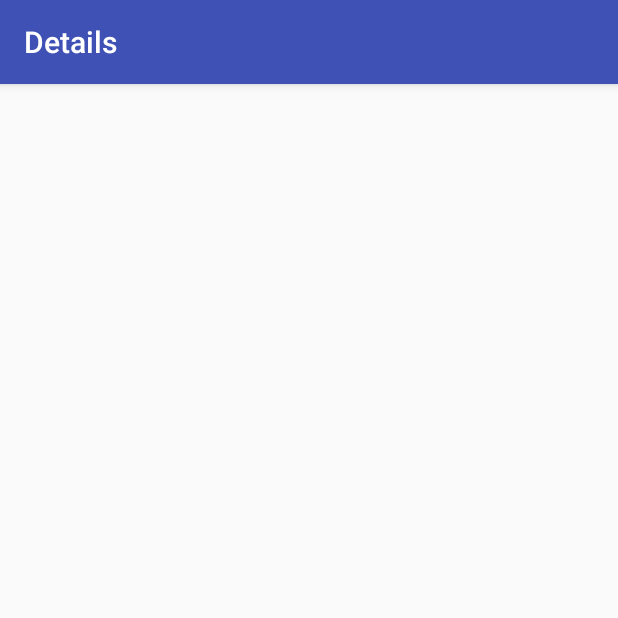
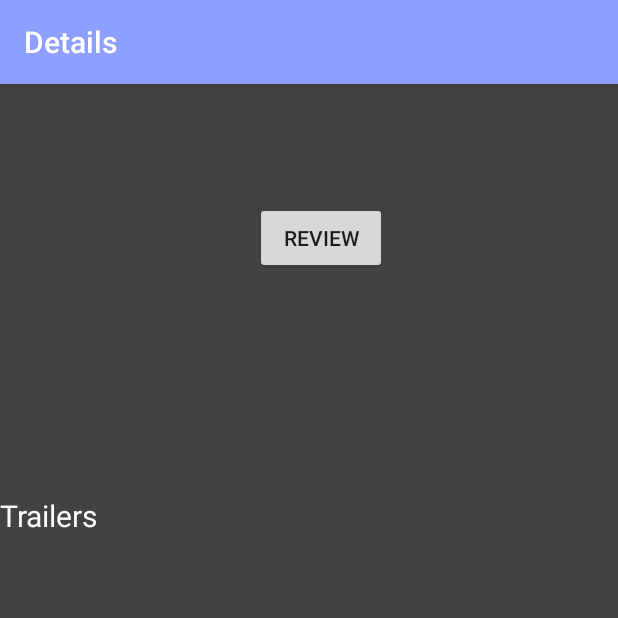
Before and after one commit to engy-eleraky/Top-Movies, an Android app: the DetailActivity screen opened directly, with no data from a screen before it, on a phone screen of 412 x 824 dp, the top half of it. Run offline under Robolectric (Android 15) with nearby library versions, the light colour scheme and no system bars; our stand-ins replace Picasso; pictures from the network do not load; 5 statements that could not run were skipped.

Commit message:
trailers and reviews

```diff
--- a/app/src/main/java/com/example/android/topmovies/DetailActivity.java
+++ b/app/src/main/java/com/example/android/topmovies/DetailActivity.java
@@ -20,45 +20,45 @@ public class DetailActivity extends AppCompatActivity {
         super.onCreate(savedInstanceState);
         setContentView(R.layout.activity_detail);
 
-        if (savedInstanceState == null) {
-            getSupportFragmentManager().beginTransaction()
-                    .add(R.id.container, new DetailFragment())
-                    .commit();
-        }
+//        if (savedInstanceState == null) {
+//            getSupportFragmentManager().beginTransaction()
+//                    .add(R.id.container, new DetailActivityFragment())
+//                    .commit();
+//        }
         Toolbar toolbar = (Toolbar) findViewById(R.id.toolbar);
         setSupportActionBar(toolbar);
 
 
 
     }
-    public static class DetailFragment extends Fragment {
+  //  public static class DetailFragment extends Fragment {
 
-        public DetailFragment() {
-        }
-
-        @Override
-        public View onCreateView(LayoutInflater inflater, ViewGroup container,
-                                 Bundle savedInstanceState) {
-
-            View rootView = inflater.inflate(R.layout.fragment_detail, container, false);
-
-            Intent intent = getActivity().getIntent();
-            MovieItem movie= (MovieItem) intent.getSerializableExtra(MainActivityFragment.RESULT_KEY);
-
-            TextView TextTitle =  rootView.findViewById(R.id.textTitle);
-            TextView TextRate =  rootView.findViewById(R.id.textRate);
-            TextView TextReleaseDate = rootView.findViewById(R.id.textRelease);
-            TextView TextOverView =  rootView.findViewById(R.id.textOverView);
-            ImageView ImagePoster= rootView.findViewById(R.id.imageView);
-            TextTitle.setText(movie.getTitle());
-            TextReleaseDate.setText(movie.getReleaseDate());
-            String rate=String.valueOf(movie.getVoteAverage());
-            TextRate.setText(rate);
-            TextOverView.setText(movie.getOverView());
-            Picasso.with(getContext()).load(movie.getPoster()).fit().into(ImagePoster);
-
-            return rootView;
-        }//on create view
-    }//fragment
+//        public DetailFragment() {
+//        }
+//
+//        @Override
+//        public View onCreateView(LayoutInflater inflater, ViewGroup container,
+//                                 Bundle savedInstanceState) {
+//
+//            View rootView = inflater.inflate(R.layout.fragment_detail, container, false);
+//
+//            Intent intent = getActivity().getIntent();
+//            MovieItem movie= (MovieItem) intent.getSerializableExtra(MainActivityFragment.RESULT_KEY);
+//
+//            TextView TextTitle =  rootView.findViewById(R.id.textTitle);
+//            TextView TextRate =  rootView.findViewById(R.id.textRate);
+//            TextView TextReleaseDate = rootView.findViewById(R.id.textRelease);
+//            TextView TextOverView =  rootView.findViewById(R.id.textOverView);
+//            ImageView ImagePoster= rootView.findViewById(R.id.imageView);
+//            TextTitle.setText(movie.getTitle());
+//            TextReleaseDate.setText(movie.getReleaseDate());
+//            String rate=String.valueOf(movie.getVoteAverage());
+//            TextRate.setText(rate);
+//            TextOverView.setText(movie.getOverView());
+//            Picasso.with(getContext()).load(movie.getPoster()).fit().into(ImagePoster);
+//
+//            return rootView;
+//        }//on create view
+//    }//fragment
 
 }//class
--- a/app/src/main/java/com/example/android/topmovies/DetailActivityFragment.java
+++ b/app/src/main/java/com/example/android/topmovies/DetailActivityFragment.java
@@ -1,40 +1,40 @@
-//package com.example.android.topmovies;
-//
-//import android.content.Intent;
-//import android.support.v4.app.Fragment;
-//import android.os.Bundle;
-//import android.view.LayoutInflater;
-//import android.view.View;
-//import android.view.ViewGroup;
-//import android.widget.ImageView;
-//import android.widget.TextView;
-//
-//import com.squareup.picasso.Picasso;
-//
-//
-//public class DetailActivityFragment extends Fragment {
-//
-//    public DetailActivityFragment() {
-//    }
-//
-//    @Override
-//    public View onCreateView(LayoutInflater inflater, ViewGroup container,
-//                             Bundle savedInstanceState) {
-//       View rootView = inflater.inflate(R.layout.fragment_detail, container, false);
-//        Intent intent = getActivity().getIntent();
-//        MovieItem movie= (MovieItem) intent.getSerializableExtra("myobj");
-//        TextView TextTitle = (TextView) rootView.findViewById(R.id.textTitle);
-//        TextView TextRate = (TextView) rootView.findViewById(R.id.textRate);
-//        TextView TextReleaseDate = (TextView) rootView.findViewById(R.id.textRelease);
-//        TextView TextOverView = (TextView) rootView.findViewById(R.id.textOverView);
-//        ImageView ImagePoster=(ImageView)rootView.findViewById(R.id.imageView);
-//        TextTitle.setText(movie.getTitle());
-//        TextReleaseDate.setText(movie.getReleaseDate());
-//        String rate=String.valueOf(movie.getVoteAverage());
-//        TextRate.setText(rate);
-//        TextOverView.setText(movie.getOverView());
-//        Picasso.with(getContext()).load(movie.getPoster()).into(ImagePoster);
-//
-//        return rootView;
-//    }
-//}
+package com.example.android.topmovies;
+
+import android.content.Intent;
+import android.support.v4.app.Fragment;
+import android.os.Bundle;
+import android.view.LayoutInflater;
+import android.view.View;
+import android.view.ViewGroup;
+import android.widget.ImageView;
+import android.widget.TextView;
+
+import com.squareup.picasso.Picasso;
+
+
+public class DetailActivityFragment extends Fragment {
+
+    public DetailActivityFragment() {
+    }
+
+    @Override
+    public View onCreateView(LayoutInflater inflater, ViewGroup container,
+                             Bundle savedInstanceState) {
+       View rootView = inflater.inflate(R.layout.fragment_detail, container, false);
+        Intent intent = getActivity().getIntent();
+        MovieItem movie= (MovieItem) intent.getSerializableExtra("myobj");
+        TextView TextTitle =  rootView.findViewById(R.id.textTitle);
+        TextView TextRate =  rootView.findViewById(R.id.textRate);
+        TextView TextReleaseDate =  rootView.findViewById(R.id.textRelease);
+        TextView TextOverView =  rootView.findViewById(R.id.textOverView);
+        ImageView ImagePoster= rootView.findViewById(R.id.imageView);
+        TextTitle.setText(movie.getTitle());
+        TextReleaseDate.setText(movie.getReleaseDate());
+        String rate=String.valueOf(movie.getVoteAverage());
+        TextRate.setText(rate);
+        TextOverView.setText(movie.getOverView());
+        Picasso.with(getContext()).load(movie.getPoster()).into(ImagePoster);
+
+        return rootView;
+    }
+}
--- a/app/src/main/java/com/example/android/topmovies/ImageAdapter.java
+++ b/app/src/main/java/com/example/android/topmovies/ImageAdapter.java
@@ -1,15 +1,12 @@
 package com.example.android.topmovies;
 
 import android.content.Context;
-import android.content.Intent;
 import android.support.v7.widget.RecyclerView;
 import android.view.LayoutInflater;
 import android.view.View;
 import android.view.ViewGroup;
 import android.widget.ImageView;
 import com.squareup.picasso.Picasso;
-
-import java.io.Serializable;
 import java.util.ArrayList;
 
 /**
--- a/app/src/main/java/com/example/android/topmovies/MainActivityFragment.java
+++ b/app/src/main/java/com/example/android/topmovies/MainActivityFragment.java
@@ -22,8 +22,6 @@ import android.widget.AdapterView;
 import android.widget.ArrayAdapter;
 import android.widget.ProgressBar;
 import android.widget.Spinner;
-import android.widget.TextView;
-
 import java.io.Serializable;
 import java.util.ArrayList;
 
@@ -79,7 +77,7 @@ public class MainActivityFragment extends Fragment implements AdapterView.OnItem
                 R.array.spinner_list_item_array, R.layout.spinner_item);
         Adapter.setDropDownViewResource(R.layout.spinner_item);
         spinner.setAdapter(Adapter);
-
+        spinner.getBackground().setColorFilter(Color.parseColor("#ffffff"), PorterDuff.Mode.SRC_ATOP);
 
         String pref=PreferenceManager.getDefaultSharedPreferences(getActivity()).getString(SPINNER_SELECTION,"");
         if(pref.equals("top_rated")){
--- a/app/src/main/res/layout/activity_detail.xml
+++ b/app/src/main/res/layout/activity_detail.xml
@@ -15,7 +15,7 @@
             android:id="@+id/toolbar"
             android:layout_width="match_parent"
             android:layout_height="wrap_content"
-            android:background="@color/colorPrimary"
+            android:background="@color/color"
             app:popupTheme="@style/AppTheme.PopupOverlay" />
 
     </android.support.design.widget.AppBarLayout>
--- a/app/src/main/res/layout/activity_main.xml
+++ b/app/src/main/res/layout/activity_main.xml
@@ -15,7 +15,7 @@
             android:id="@+id/toolbar"
             android:layout_width="match_parent"
             android:layout_height="wrap_content"
-            android:background="@color/colorPrimary"
+            android:background="@color/color"
             app:popupTheme="@style/AppTheme.PopupOverlay" />
 
 
--- a/app/src/main/res/layout/content_detail.xml
+++ b/app/src/main/res/layout/content_detail.xml
@@ -1,9 +1,9 @@
-<FrameLayout xmlns:android="http://schemas.android.com/apk/res/android"
+<fragment xmlns:android="http://schemas.android.com/apk/res/android"
     xmlns:app="http://schemas.android.com/apk/res-auto"
     xmlns:tools="http://schemas.android.com/tools"
-    android:id="@+id/container"
-    android:name="com.example.android.topmovies.DetailActivity"
+    android:id="@+id/fragment"
+    android:name="com.example.android.topmovies.DetailActivityFragment"
     android:layout_width="match_parent"
     android:layout_height="match_parent"
     app:layout_behavior="@string/appbar_scrolling_view_behavior"
-    />
+    tools:layout="@layout/fragment_detail"/>
--- a/app/src/main/res/layout/fragment_detail.xml
+++ b/app/src/main/res/layout/fragment_detail.xml
@@ -4,13 +4,14 @@
     xmlns:tools="http://schemas.android.com/tools"
     android:layout_height="match_parent"
     android:layout_width="match_parent"
+    android:background="@color/colorDark"
     >
     <LinearLayout
         android:id="@+id/content_detail"
         android:layout_width="match_parent"
         android:layout_height="match_parent"
         android:orientation="vertical"
-        tools:context="com.example.android.topmovies.DetailActivity"
+        tools:context="com.example.android.topmovies.DetailActivityFragment"
         tools:showIn="@layout/activity_detail">
 
         <LinearLayout
@@ -34,7 +35,7 @@
                     android:contentDescription="Text which shows the rate of the movie"
                     android:layout_gravity="center"
                     android:id="@+id/textRate"
-                    android:textColor="@color/colorDark"
+                    android:textColor="@color/colorWhite"
                     android:layout_margin="20dp"/>
                 <TextView
                     android:layout_width="wrap_content"
@@ -42,7 +43,13 @@
                     android:contentDescription="Text which shows the release date of the movie"
                     android:layout_gravity="center"
                     android:id="@+id/textRelease"
-                    android:textColor="@color/colorDark"/>
+                    android:textColor="@color/colorWhite"/>
+                <Button
+                    android:layout_width="wrap_content"
+                    android:layout_height="wrap_content"
+                    android:id="@+id/reviewButton"
+                    android:onClick="onClickReview"
+                    android:text="Review"/>
             </LinearLayout>
         </LinearLayout>
 
@@ -53,7 +60,7 @@
             android:id="@+id/textTitle"
             android:layout_marginBottom="10dp"
             android:layout_marginLeft="10dp"
-            android:textColor="@color/colorDark"/>
+            android:textColor="@color/colorWhite"/>
 
         <TextView
             android:layout_width="wrap_content"
@@ -62,6 +69,13 @@
             android:id="@+id/textOverView"
             android:layout_marginLeft="10dp"
             android:textSize="18sp"
-            android:textColor="@color/colorDark"/>
+            android:textColor="@color/colorWhite"/>
+        <TextView
+            android:layout_width="wrap_content"
+            android:layout_height="wrap_content"
+            android:text="Trailers"
+            android:textSize="20sp"
+            android:textColor="@color/colorWhite"/>
+
     </LinearLayout>
 </ScrollView>
--- a/app/src/main/res/layout/image_item.xml
+++ b/app/src/main/res/layout/image_item.xml
@@ -8,7 +8,6 @@
     <ImageView android:id="@+id/posterView"
         android:layout_width="match_parent"
         android:layout_height="wrap_content"
-        android:layout_margin="4dp"
         android:scaleType="fitXY"
         android:adjustViewBounds="true"
         />
--- a/app/src/main/res/layout/spinner_item.xml
+++ b/app/src/main/res/layout/spinner_item.xml
@@ -3,7 +3,8 @@
     xmlns:android="http://schemas.android.com/apk/res/android"
     android:layout_width="match_parent"
     android:layout_height="wrap_content"
-    android:textColor="@color/colorDark"
+    android:textColor="@color/colorWhite"
     android:textSize="18sp"
     android:padding="8dp"
+    android:background="@color/color"
     />
```
Also changed, not shown: app/src/main/java/com/example/android/topmovies/MovieItem.java (+28 -0 lines), app/src/main/java/com/example/android/topmovies/MovieTask.java (+137 -56 lines).
